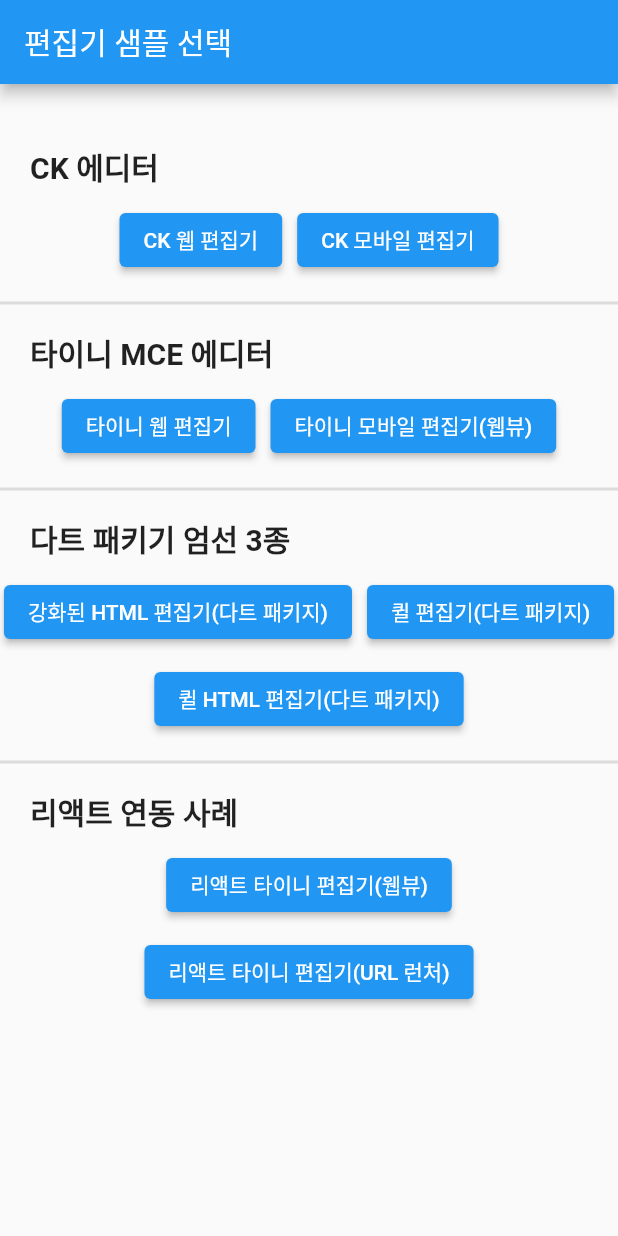
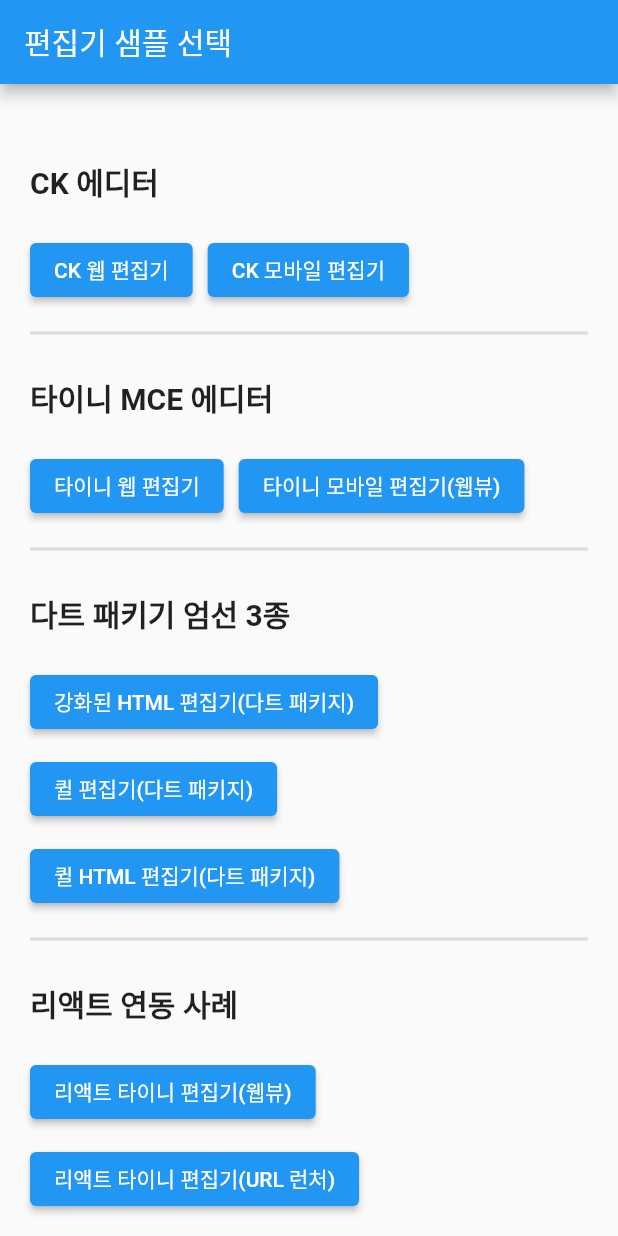
Before and after one commit to elian118/html_editor, a Flutter app: the screen it shows after launch, on a phone screen of 412 x 824 dp. Run offline on Flutter 3.47's test engine with Material 2 defaults, Android fonts, the light colour scheme and no system bars; our stand-ins replace flutter_widget_from_html, webview_flutter; missing offline and left inert: flutter_quill, html_editor_enhanced, quill_html_editor, universal_html.

Commit message:
메인 정리정돈

```diff
--- a/lib/features/main/screens/main_screen.dart
+++ b/lib/features/main/screens/main_screen.dart
@@ -1,7 +1,9 @@
 import 'package:flutter/material.dart';
+import 'package:html_editor/common/constants/enums/breakpoints.dart';
 import 'package:html_editor/common/constants/rawData/local_url.dart';
 import 'package:html_editor/common/widgets/block_alert.dart';
 import 'package:html_editor/common/widgets/cst_alert.dart';
+import 'package:html_editor/common/widgets/web_container.dart';
 import 'package:html_editor/features/editor/screens/ck_mobile_editor_screen.dart';
 import 'package:html_editor/features/editor/screens/ck_web_editor_screen.dart';
 import 'package:html_editor/features/editor/screens/html_editor_enhanced_screen.dart';
@@ -57,19 +59,21 @@
       appBar: AppBar(
         title: const Text('편집기 샘플 선택'),
       ),
-      body: Align(
+      body: WebContainer(
+        padding: const EdgeInsets.symmetric(horizontal: 20),
+        maxWidth: Breakpoint.sm,
+        child: Align(
           alignment: Alignment.topCenter,
           child: Padding(
             padding: const EdgeInsets.symmetric(vertical: 40),
             child: Wrap(
-            alignment: WrapAlignment.center,
+              alignment: WrapAlignment.start,
               spacing: 10,
               runSpacing: 10,
               children: [
                 Container(
                   width: MediaQuery.of(context).size.width,
-                padding: EdgeInsets.symmetric(
-                    horizontal: Utils.isWebScreen(context) ? 550 : 20),
+                  padding: const EdgeInsets.symmetric(vertical: 10),
                   child: const Text(
                     'CK 에디터',
                     style: TextStyle(fontWeight: FontWeight.w600, fontSize: 20),
@@ -92,8 +96,7 @@
                 ),
                 Container(
                   width: MediaQuery.of(context).size.width,
-                padding: EdgeInsets.symmetric(
-                    horizontal: Utils.isWebScreen(context) ? 550 : 20),
+                  padding: const EdgeInsets.symmetric(vertical: 10),
                   child: const Text(
                     '타이니 MCE 에디터',
                     style: TextStyle(fontWeight: FontWeight.w600, fontSize: 20),
@@ -119,8 +122,7 @@
                 ),
                 Container(
                   width: MediaQuery.of(context).size.width,
-                padding: EdgeInsets.symmetric(
-                    horizontal: Utils.isWebScreen(context) ? 550 : 20),
+                  padding: const EdgeInsets.symmetric(vertical: 10),
                   child: const Text(
                     '다트 패키기 엄선 3종',
                     style: TextStyle(fontWeight: FontWeight.w600, fontSize: 20),
@@ -146,8 +148,7 @@
                 ),
                 Container(
                   width: MediaQuery.of(context).size.width,
-                padding: EdgeInsets.symmetric(
-                    horizontal: Utils.isWebScreen(context) ? 550 : 20),
+                  padding: const EdgeInsets.symmetric(vertical: 10),
                   child: const Text(
                     '리액트 연동 사례',
                     style: TextStyle(fontWeight: FontWeight.w600, fontSize: 20),
@@ -170,6 +171,7 @@
             ),
           ),
         ),
+      ),
     );
   }
 }
```
Lines whose indentation alone changed are shown as unchanged.
